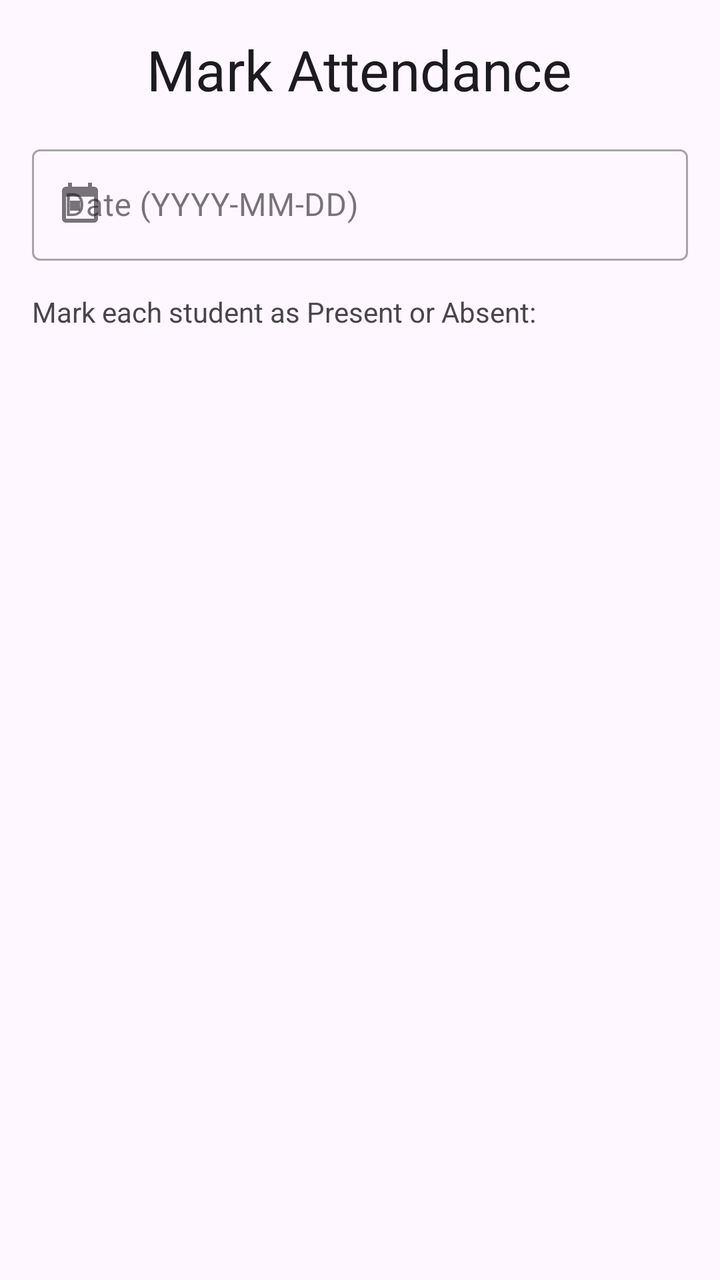
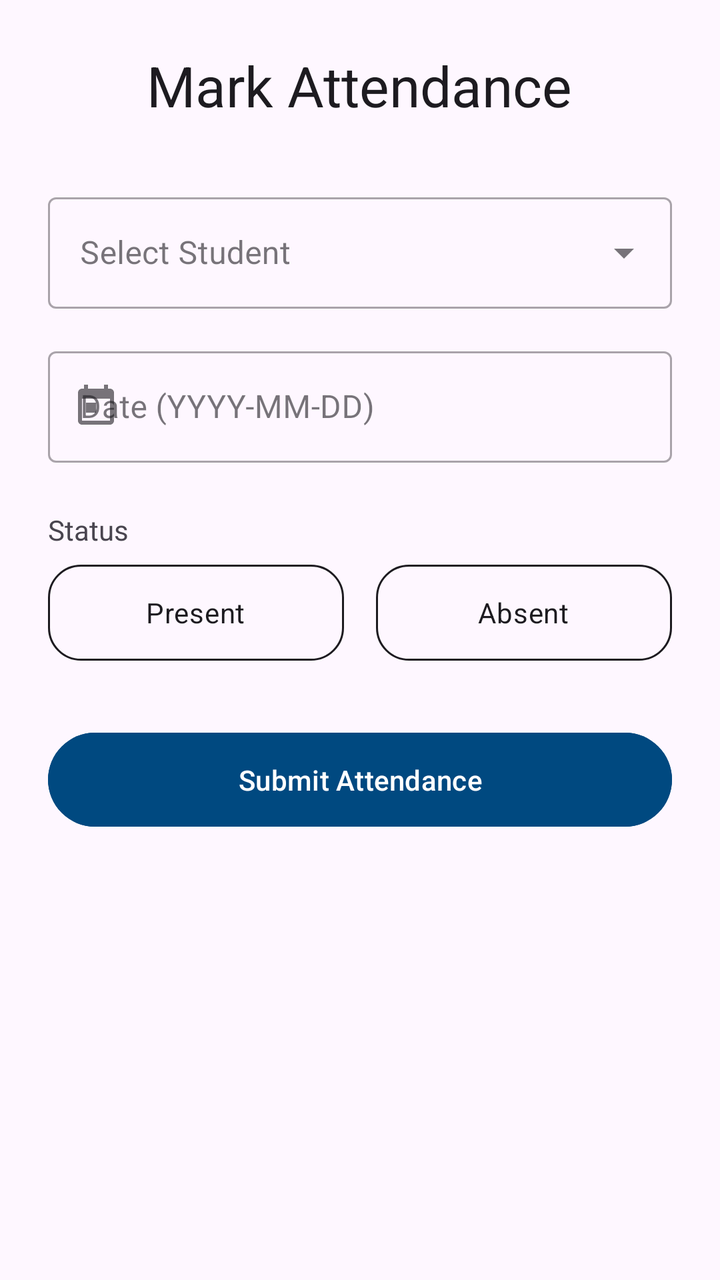

An Android layout rendered at two revisions. The XML below is the earlier revision; the diff shows what the commit changed to produce the second picture.
<!-- AndroidManifest.xml: application theme Theme.StudentIntelligentSystem -->
<!-- res/layout/activity_mark_attendance.xml -->
<?xml version="1.0" encoding="utf-8"?>
<LinearLayout xmlns:android="http://schemas.android.com/apk/res/android"
    xmlns:app="http://schemas.android.com/apk/res-auto"
    xmlns:tools="http://schemas.android.com/tools"
    android:layout_width="match_parent"
    android:layout_height="match_parent"
    android:orientation="vertical"
    android:padding="16dp"
    tools:context=".MarkAttendanceActivity">

    <TextView
        android:layout_width="wrap_content"
        android:layout_height="wrap_content"
        android:text="Mark Attendance"
        android:textAppearance="@style/TextAppearance.Material3.HeadlineMedium"
        android:layout_gravity="center_horizontal"
        android:layout_marginBottom="16dp"/>

    <com.google.android.material.textfield.TextInputLayout
        android:layout_width="match_parent"
        android:layout_height="wrap_content"
        android:layout_marginBottom="16dp"
        app:startIconDrawable="@drawable/ic_attendance"
        style="@style/Widget.MaterialComponents.TextInputLayout.OutlinedBox">

        <com.google.android.material.textfield.TextInputEditText
            android:id="@+id/editAttendanceDate"
            android:layout_width="match_parent"
            android:layout_height="wrap_content"
            android:hint="Date (YYYY-MM-DD)"
            android:inputType="date" />
    </com.google.android.material.textfield.TextInputLayout>

    <TextView
        android:layout_width="wrap_content"
        android:layout_height="wrap_content"
        android:text="Mark each student as Present or Absent:"
        android:textSize="14sp"
        android:layout_marginBottom="8dp"
        android:textColor="?android:attr/textColorSecondary"/>

    <androidx.recyclerview.widget.RecyclerView
        android:id="@+id/rvStudents"
        android:layout_width="match_parent"
        android:layout_height="0dp"
        android:layout_weight="1"
        android:clipToPadding="false"
        android:paddingBottom="8dp"/>

</LinearLayout>
<!-- resources referenced by this layout -->
<resources>
  <!-- drawable ic_attendance (drawable) -->
  <vector xmlns:android="http://schemas.android.com/apk/res/android"
      android:width="24dp"
      android:height="24dp"
      android:viewportWidth="24"
      android:viewportHeight="24">
    <path
        android:fillColor="#004980"
        android:pathData="M19,3h-1L18,1h-2v2L8,3L8,1L6,1v2L5,3c-1.11,0 -1.99,0.9 -1.99,2L3,19c0,1.1 0.89,2 2,2h14c1.1,0 2,-0.9 2,-2L21,5c0,-1.1 -0.9,-2 -2,-2zM19,19L5,19L5,8h14v11zM7,10h5v5L7,15z"/>
  </vector>
  <style name="Theme.StudentIntelligentSystem" parent="Base.Theme.StudentIntelligentSystem" />
  <style name="Base.Theme.StudentIntelligentSystem" parent="Theme.Material3.DayNight.NoActionBar">
          
          <item name="colorPrimary">@color/primaryColor</item>
          <item name="colorOnPrimary">@color/white</item>
          <item name="colorPrimaryContainer">@color/primaryColor</item>
          <item name="colorOnPrimaryContainer">@color/white</item>
          <item name="colorSecondary">@color/primaryColor</item>
          <item name="colorOnSecondary">@color/white</item>
      </style>
  <color name="primaryColor">#004980</color>
  <color name="white">#FFFFFFFF</color>
</resources>

<!-- the commit's change to res/layout/activity_mark_attendance.xml (unified diff, before → after) -->
@@ -5,7 +5,7 @@
     android:layout_width="match_parent"
     android:layout_height="match_parent"
     android:orientation="vertical"
-    android:padding="16dp"
+    android:padding="24dp"
     tools:context=".MarkAttendanceActivity">
 
     <TextView
@@ -14,12 +14,25 @@
         android:text="Mark Attendance"
         android:textAppearance="@style/TextAppearance.Material3.HeadlineMedium"
         android:layout_gravity="center_horizontal"
-        android:layout_marginBottom="16dp"/>
+        android:layout_marginBottom="32dp"/>
 
     <com.google.android.material.textfield.TextInputLayout
         android:layout_width="match_parent"
         android:layout_height="wrap_content"
-        android:layout_marginBottom="16dp"
+        style="@style/Widget.MaterialComponents.TextInputLayout.OutlinedBox.ExposedDropdownMenu">
+
+        <AutoCompleteTextView
+            android:id="@+id/spinnerStudents"
+            android:layout_width="match_parent"
+            android:layout_height="wrap_content"
+            android:inputType="none"
+            android:hint="Select Student"/>
+    </com.google.android.material.textfield.TextInputLayout>
+
+    <com.google.android.material.textfield.TextInputLayout
+        android:layout_width="match_parent"
+        android:layout_height="wrap_content"
+        android:layout_marginTop="16dp"
         app:startIconDrawable="@drawable/ic_attendance"
         style="@style/Widget.MaterialComponents.TextInputLayout.OutlinedBox">
 
@@ -34,17 +47,49 @@
     <TextView
         android:layout_width="wrap_content"
         android:layout_height="wrap_content"
-        android:text="Mark each student as Present or Absent:"
-        android:textSize="14sp"
-        android:layout_marginBottom="8dp"
-        android:textColor="?android:attr/textColorSecondary"/>
+        android:layout_marginTop="24dp"
+        android:text="Status"/>
 
-    <androidx.recyclerview.widget.RecyclerView
-        android:id="@+id/rvStudents"
+    <RadioGroup
+        android:id="@+id/rgAttendanceStatus"
         android:layout_width="match_parent"
-        android:layout_height="0dp"
-        android:layout_weight="1"
-        android:clipToPadding="false"
-        android:paddingBottom="8dp"/>
+        android:layout_height="wrap_content"
+        android:orientation="horizontal"
+        android:layout_marginTop="8dp">
+
+        <RadioButton
+            android:id="@+id/rbPresent"
+            android:layout_width="0dp"
+            android:layout_height="wrap_content"
+            android:layout_weight="1"
+            android:background="@drawable/radio_button_selector"
+            android:textColor="@color/radio_button_text_selector"
+            android:button="@android:color/transparent"
+            android:gravity="center"
+            android:padding="12dp"
+            android:text="Present" />
+
+        <RadioButton
+            android:id="@+id/rbAbsent"
+            android:layout_width="0dp"
+            android:layout_height="wrap_content"
+            android:layout_weight="1"
+            android:layout_marginStart="16dp"
+            android:background="@drawable/radio_button_selector"
+            android:textColor="@color/radio_button_text_selector"
+            android:button="@android:color/transparent"
+            android:gravity="center"
+            android:padding="12dp"
+            android:text="Absent" />
+    </RadioGroup>
+
+    <com.google.android.material.button.MaterialButton
+        android:id="@+id/btnSubmitAttendance"
+        android:layout_width="match_parent"
+        android:layout_height="wrap_content"
+        android:layout_marginTop="32dp"
+        android:text="Submit Attendance"
+        android:backgroundTint="@color/buttonColor"
+        android:padding="14dp"/>
 
 </LinearLayout>
<!-- resource entries referenced after the edit -->
@@ -1,5 +1,6 @@
 <!-- resources referenced by this layout -->
 <resources>
+  <color name="buttonColor">#004980</color>
   <!-- drawable ic_attendance (drawable) -->
   <vector xmlns:android="http://schemas.android.com/apk/res/android"
       android:width="24dp"
@@ -10,6 +11,23 @@
         android:fillColor="#004980"
         android:pathData="M19,3h-1L18,1h-2v2L8,3L8,1L6,1v2L5,3c-1.11,0 -1.99,0.9 -1.99,2L3,19c0,1.1 0.89,2 2,2h14c1.1,0 2,-0.9 2,-2L21,5c0,-1.1 -0.9,-2 -2,-2zM19,19L5,19L5,8h14v11zM7,10h5v5L7,15z"/>
   </vector>
+  <!-- drawable radio_button_selector (drawable) -->
+  <?xml version="1.0" encoding="utf-8"?>
+  <selector xmlns:android="http://schemas.android.com/apk/res/android">
+      <item android:state_checked="true">
+          <shape android:shape="rectangle">
+              <solid android:color="?attr/colorPrimary" />
+              <corners android:radius="16dp" />
+          </shape>
+      </item>
+      <item>
+          <shape android:shape="rectangle">
+              <solid android:color="@android:color/transparent" />
+              <corners android:radius="16dp" />
+              <stroke android:width="1dp" android:color="?attr/colorOnSurface" />
+          </shape>
+      </item>
+  </selector>
   <style name="Theme.StudentIntelligentSystem" parent="Base.Theme.StudentIntelligentSystem" />
   <style name="Base.Theme.StudentIntelligentSystem" parent="Theme.Material3.DayNight.NoActionBar">
           
